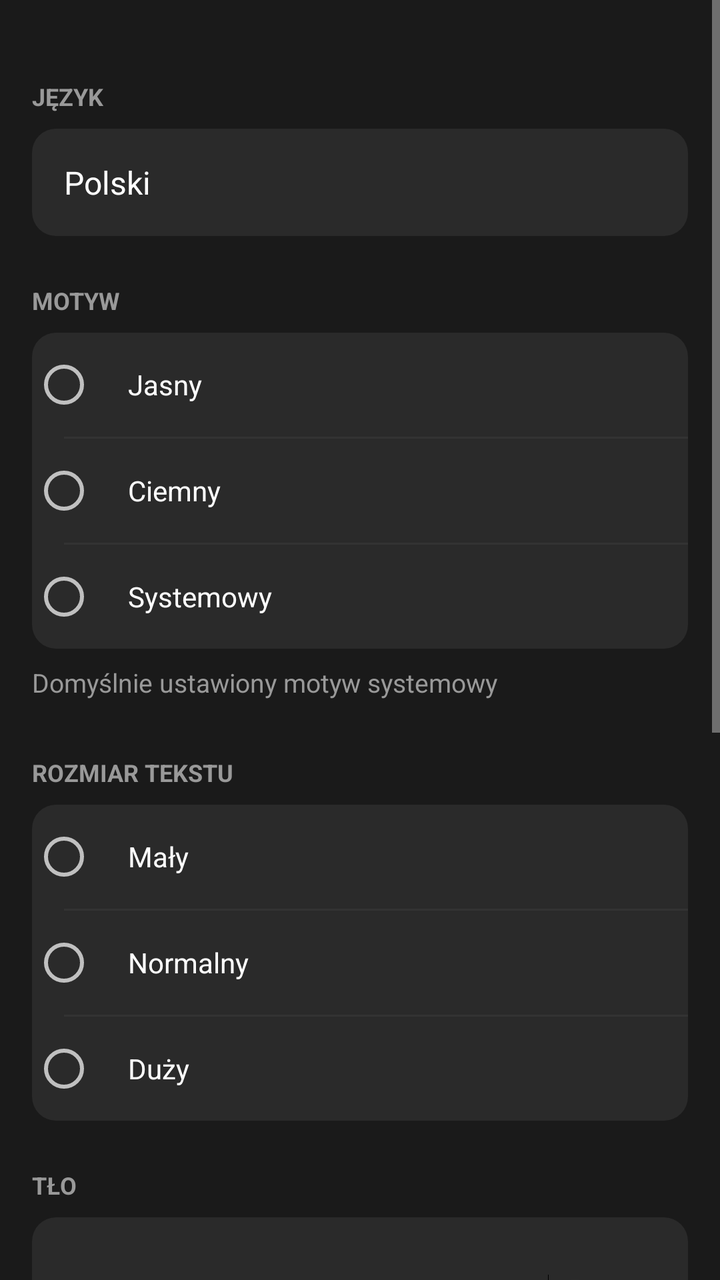
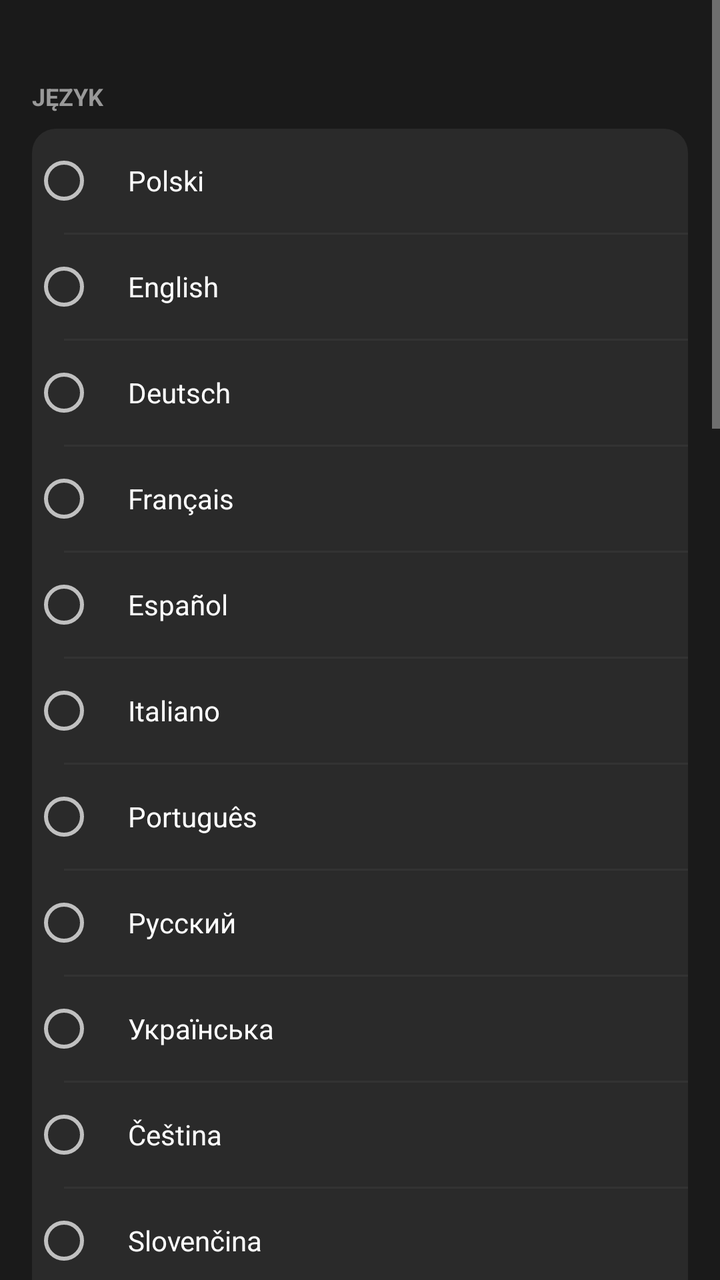

Before-and-after screenshots of an Android layout around one commit, followed by the original layout XML and the change that was made.
<!-- AndroidManifest.xml: application theme Theme.MarkaLista -->
<!-- res/layout/activity_settings.xml -->
<?xml version="1.0" encoding="utf-8"?>
<ScrollView xmlns:android="http://schemas.android.com/apk/res/android"
    android:layout_width="match_parent"
    android:layout_height="match_parent"
    android:background="#1a1a1a">

    <LinearLayout
        android:layout_width="match_parent"
        android:layout_height="wrap_content"
        android:orientation="vertical"
        android:paddingTop="16dp"
        android:paddingBottom="32dp">

        
        <TextView
            android:layout_width="match_parent"
            android:layout_height="wrap_content"
            android:text="JĘZYK"
            android:textColor="#999999"
            android:textSize="12sp"
            android:textStyle="bold"
            android:paddingLeft="16dp"
            android:paddingRight="16dp"
            android:paddingTop="24dp"
            android:paddingBottom="8dp" />

        <FrameLayout
            android:layout_width="match_parent"
            android:layout_height="wrap_content"
            android:layout_marginLeft="16dp"
            android:layout_marginRight="16dp"
            android:background="@drawable/card_background"
            android:padding="16dp">
            <TextView
                android:layout_width="match_parent"
                android:layout_height="wrap_content"
                android:text="Polski"
                android:textColor="#FFFFFF"
                android:textSize="16sp" />
        </FrameLayout>

        
        <TextView
            android:layout_width="match_parent"
            android:layout_height="wrap_content"
            android:text="MOTYW"
            android:textColor="#999999"
            android:textSize="12sp"
            android:textStyle="bold"
            android:paddingLeft="16dp"
            android:paddingRight="16dp"
            android:paddingTop="24dp"
            android:paddingBottom="8dp" />

        <LinearLayout
            android:layout_width="match_parent"
            android:layout_height="wrap_content"
            android:layout_marginLeft="16dp"
            android:layout_marginRight="16dp"
            android:orientation="vertical"
            android:background="@drawable/card_background">

            <RadioGroup
                android:id="@+id/themeGroup"
                android:layout_width="match_parent"
                android:layout_height="wrap_content"
                android:orientation="vertical">

                <RadioButton
                    android:id="@+id/themeLight"
                    android:layout_width="match_parent"
                    android:layout_height="52dp"
                    android:text="Jasny"
                    android:textColor="#FFFFFF"
                    android:gravity="center_vertical"
                    android:paddingLeft="16dp"
                    android:paddingRight="16dp" />

                <View
                    android:layout_width="match_parent"
                    android:layout_height="1dp"
                    android:layout_marginLeft="16dp"
                    android:background="#333333" />

                <RadioButton
                    android:id="@+id/themeDark"
                    android:layout_width="match_parent"
                    android:layout_height="52dp"
                    android:text="Ciemny"
                    android:textColor="#FFFFFF"
                    android:gravity="center_vertical"
                    android:paddingLeft="16dp"
                    android:paddingRight="16dp" />

                <View
                    android:layout_width="match_parent"
                    android:layout_height="1dp"
                    android:layout_marginLeft="16dp"
                    android:background="#333333" />

                <RadioButton
                    android:id="@+id/themeSystem"
                    android:layout_width="match_parent"
                    android:layout_height="52dp"
                    android:text="Systemowy"
                    android:textColor="#FFFFFF"
                    android:gravity="center_vertical"
                    android:paddingLeft="16dp"
                    android:paddingRight="16dp" />
            </RadioGroup>
        </LinearLayout>

        <TextView
            android:layout_width="match_parent"
            android:layout_height="wrap_content"
            android:text="Domyślnie ustawiony motyw systemowy"
            android:textColor="#999999"
            android:textSize="13sp"
            android:paddingLeft="16dp"
            android:paddingRight="16dp"
            android:paddingTop="8dp"
            android:layout_marginBottom="4dp" />

        
        <TextView
            android:layout_width="match_parent"
            android:layout_height="wrap_content"
            android:text="ROZMIAR TEKSTU"
            android:textColor="#999999"
            android:textSize="12sp"
            android:textStyle="bold"
            android:paddingLeft="16dp"
            android:paddingRight="16dp"
            android:paddingTop="24dp"
            android:paddingBottom="8dp" />

        <LinearLayout
            android:layout_width="match_parent"
            android:layout_height="wrap_content"
            android:layout_marginLeft="16dp"
            android:layout_marginRight="16dp"
            android:orientation="vertical"
            android:background="@drawable/card_background">

            <RadioGroup
                android:id="@+id/textSizeGroup"
                android:layout_width="match_parent"
                android:layout_height="wrap_content"
                android:orientation="vertical">

                <RadioButton
                    android:id="@+id/textSmall"
                    android:layout_width="match_parent"
                    android:layout_height="52dp"
                    android:text="Mały"
                    android:textColor="#FFFFFF"
                    android:gravity="center_vertical"
                    android:paddingLeft="16dp"
                    android:paddingRight="16dp" />

                <View
                    android:layout_width="match_parent"
                    android:layout_height="1dp"
                    android:layout_marginLeft="16dp"
                    android:background="#333333" />

                <RadioButton
                    android:id="@+id/textNormal"
                    android:layout_width="match_parent"
                    android:layout_height="52dp"
                    android:text="Normalny"
                    android:textColor="#FFFFFF"
                    android:gravity="center_vertical"
                    android:paddingLeft="16dp"
                    android:paddingRight="16dp" />

                <View
                    android:layout_width="match_parent"
                    android:layout_height="1dp"
                    android:layout_marginLeft="16dp"
                    android:background="#333333" />

                <RadioButton
                    android:id="@+id/textLarge"
                    android:layout_width="match_parent"
                    android:layout_height="52dp"
                    android:text="Duży"
                    android:textColor="#FFFFFF"
                    android:gravity="center_vertical"
                    android:paddingLeft="16dp"
                    android:paddingRight="16dp" />
            </RadioGroup>
        </LinearLayout>

        
        <TextView
            android:layout_width="match_parent"
            android:layout_height="wrap_content"
            android:text="TŁO"
            android:textColor="#999999"
            android:textSize="12sp"
            android:textStyle="bold"
            android:paddingLeft="16dp"
            android:paddingRight="16dp"
            android:paddingTop="24dp"
            android:paddingBottom="8dp" />

        <LinearLayout
            android:layout_width="match_parent"
            android:layout_height="wrap_content"
            android:layout_marginLeft="16dp"
            android:layout_marginRight="16dp"
            android:orientation="vertical"
            android:background="@drawable/card_background"
            android:padding="16dp">

            <LinearLayout
                android:layout_width="match_parent"
                android:layout_height="52dp"
                android:orientation="horizontal"
                android:gravity="center_vertical">

                <TextView
                    android:layout_width="0dp"
                    android:layout_height="wrap_content"
                    android:layout_weight="1"
                    android:text="Tapeta"
                    android:textColor="#FFFFFF"
                    android:textSize="16sp" />

                <Switch
                    android:id="@+id/wallpaperSwitch"
                    android:layout_width="wrap_content"
                    android:layout_height="wrap_content" />
            </LinearLayout>
        </LinearLayout>

        
        <TextView
            android:layout_width="match_parent"
            android:layout_height="wrap_content"
            android:text="LISTA"
            android:textColor="#999999"
            android:textSize="12sp"
            android:textStyle="bold"
            android:paddingLeft="16dp"
            android:paddingRight="16dp"
            android:paddingTop="24dp"
            android:paddingBottom="8dp" />

        <LinearLayout
            android:layout_width="match_parent"
            android:layout_height="wrap_content"
            android:layout_marginLeft="16dp"
            android:layout_marginRight="16dp"
            android:orientation="vertical"
            android:background="@drawable/card_background">

            <LinearLayout
                android:layout_width="match_parent"
                android:layout_height="52dp"
                android:orientation="horizontal"
                android:gravity="center_vertical"
                android:paddingLeft="16dp"
                android:paddingRight="16dp">

                <TextView
                    android:layout_width="0dp"
                    android:layout_height="wrap_content"
                    android:layout_weight="1"
                    android:text="Potwierdź czyszczenie"
                    android:textColor="#FFFFFF"
                    android:textSize="16sp" />

                <Switch
                    android:id="@+id/confirmClearSwitch"
                    android:layout_width="wrap_content"
                    android:layout_height="wrap_content" />
            </LinearLayout>

            <View
                android:layout_width="match_parent"
                android:layout_height="1dp"
                android:layout_marginLeft="16dp"
                android:background="#333333" />

            <LinearLayout
                android:layout_width="match_parent"
                android:layout_height="52dp"
                android:orientation="horizontal"
                android:gravity="center_vertical"
                android:paddingLeft="16dp"
                android:paddingRight="16dp">

                <TextView
                    android:layout_width="0dp"
                    android:layout_height="wrap_content"
                    android:layout_weight="1"
                    android:text="Potwierdź usuwanie"
                    android:textColor="#FFFFFF"
                    android:textSize="16sp" />

                <Switch
                    android:id="@+id/confirmDeleteSwitch"
                    android:layout_width="wrap_content"
                    android:layout_height="wrap_content" />
            </LinearLayout>

            <View
                android:layout_width="match_parent"
                android:layout_height="1dp"
                android:layout_marginLeft="16dp"
                android:background="#333333" />

            <LinearLayout
                android:layout_width="match_parent"
                android:layout_height="52dp"
                android:orientation="horizontal"
                android:gravity="center_vertical"
                android:paddingLeft="16dp"
                android:paddingRight="16dp">

                <TextView
                    android:layout_width="0dp"
                    android:layout_height="wrap_content"
                    android:layout_weight="1"
                    android:text="Włącz ekran"
                    android:textColor="#FFFFFF"
                    android:textSize="16sp" />

                <Switch
                    android:id="@+id/keepScreenOnSwitch"
                    android:layout_width="wrap_content"
                    android:layout_height="wrap_content" />
            </LinearLayout>
        </LinearLayout>

        
        <TextView
            android:layout_width="match_parent"
            android:layout_height="wrap_content"
            android:text="O APLIKACJI"
            android:textColor="#999999"
            android:textSize="12sp"
            android:textStyle="bold"
            android:paddingLeft="16dp"
            android:paddingRight="16dp"
            android:paddingTop="24dp"
            android:paddingBottom="8dp" />

        <LinearLayout
            android:layout_width="match_parent"
            android:layout_height="wrap_content"
            android:layout_marginLeft="16dp"
            android:layout_marginRight="16dp"
            android:orientation="vertical"
            android:background="@drawable/card_background"
            android:padding="16dp">

            <LinearLayout
                android:layout_width="match_parent"
                android:layout_height="wrap_content"
                android:orientation="vertical"
                android:gravity="center_horizontal">

                <TextView
                    android:layout_width="wrap_content"
                    android:layout_height="wrap_content"
                    android:text="MarkaLista"
                    android:textColor="#FFFFFF"
                    android:textSize="22sp"
                    android:textStyle="bold"
                    android:layout_marginBottom="4dp" />

                <TextView
                    android:layout_width="wrap_content"
                    android:layout_height="wrap_content"
                    android:text="Shopping List"
                    android:textColor="#999999"
                    android:textSize="14sp" />
            </LinearLayout>

            <View
                android:layout_width="match_parent"
                android:layout_height="1dp"
                android:layout_marginTop="16dp"
                android:layout_marginBottom="16dp"
                android:background="#333333" />

            <LinearLayout
                android:layout_width="match_parent"
                android:layout_height="wrap_content"
                android:orientation="horizontal">

                <TextView
                    android:layout_width="0dp"
                    android:layout_height="wrap_content"
                    android:layout_weight="1"
                    android:text="Wersja"
                    android:textColor="#FFFFFF"
                    android:textSize="16sp" />

                <TextView
                    android:layout_width="wrap_content"
                    android:layout_height="wrap_content"
                    android:text="0.1-beta"
                    android:textColor="#999999"
                    android:textSize="16sp" />
            </LinearLayout>
        </LinearLayout>

    </LinearLayout>
</ScrollView>
<!-- resources referenced by this layout -->
<resources>
  <!-- drawable card_background (drawable) -->
  <?xml version="1.0" encoding="utf-8"?>
  <shape xmlns:android="http://schemas.android.com/apk/res/android"
      android:shape="rectangle">
      <solid android:color="#2a2a2a" />
      <corners android:radius="12dp" />
  </shape>
  <style name="Theme.MarkaLista" parent="Theme.AppCompat.NoActionBar">
          <item name="colorPrimary">@color/black</item>
          <item name="colorPrimaryDark">@color/black</item>
          <item name="colorAccent">@color/red</item>
      </style>
  <color name="black">#1a1a1a</color>
  <color name="red">#FF0000</color>
</resources>

<!-- the commit's change to res/layout/activity_settings.xml (unified diff, before → after) -->
@@ -24,20 +24,271 @@
             android:paddingTop="24dp"
             android:paddingBottom="8dp" />
 
-        <FrameLayout
+        <LinearLayout
             android:layout_width="match_parent"
             android:layout_height="wrap_content"
             android:layout_marginLeft="16dp"
             android:layout_marginRight="16dp"
-            android:background="@drawable/card_background"
-            android:padding="16dp">
-            <TextView
+            android:orientation="vertical"
+            android:background="@drawable/card_background">
+
+            <RadioGroup
+                android:id="@+id/languageGroup"
                 android:layout_width="match_parent"
                 android:layout_height="wrap_content"
-                android:text="Polski"
-                android:textColor="#FFFFFF"
-                android:textSize="16sp" />
-        </FrameLayout>
+                android:orientation="vertical">
+
+                <RadioButton
+                    android:id="@+id/langPolish"
+                    android:layout_width="match_parent"
+                    android:layout_height="52dp"
+                    android:text="Polski"
+                    android:textColor="#FFFFFF"
+                    android:gravity="center_vertical"
+                    android:paddingLeft="16dp"
+                    android:paddingRight="16dp" />
+
+                <View
+                    android:layout_width="match_parent"
+                    android:layout_height="1dp"
+                    android:layout_marginLeft="16dp"
+                    android:background="#333333" />
+
+                <RadioButton
+                    android:id="@+id/langEnglish"
+                    android:layout_width="match_parent"
+                    android:layout_height="52dp"
+                    android:text="English"
+                    android:textColor="#FFFFFF"
+                    android:gravity="center_vertical"
+                    android:paddingLeft="16dp"
+                    android:paddingRight="16dp" />
+
+                <View
+                    android:layout_width="match_parent"
+                    android:layout_height="1dp"
+                    android:layout_marginLeft="16dp"
+                    android:background="#333333" />
+
+                <RadioButton
+                    android:id="@+id/langGerman"
+                    android:layout_width="match_parent"
+                    android:layout_height="52dp"
+                    android:text="Deutsch"
+                    android:textColor="#FFFFFF"
+                    android:gravity="center_vertical"
+                    android:paddingLeft="16dp"
+                    android:paddingRight="16dp" />
+
+                <View
+                    android:layout_width="match_parent"
+                    android:layout_height="1dp"
+                    android:layout_marginLeft="16dp"
+                    android:background="#333333" />
+
+                <RadioButton
+                    android:id="@+id/langFrench"
+                    android:layout_width="match_parent"
+                    android:layout_height="52dp"
+                    android:text="Français"
+                    android:textColor="#FFFFFF"
+                    android:gravity="center_vertical"
+                    android:paddingLeft="16dp"
+                    android:paddingRight="16dp" />
+
+                <View
+                    android:layout_width="match_parent"
+                    android:layout_height="1dp"
+                    android:layout_marginLeft="16dp"
+                    android:background="#333333" />
+
+                <RadioButton
+                    android:id="@+id/langSpanish"
+                    android:layout_width="match_parent"
+                    android:layout_height="52dp"
+                    android:text="Español"
+                    android:textColor="#FFFFFF"
+                    android:gravity="center_vertical"
+                    android:paddingLeft="16dp"
+                    android:paddingRight="16dp" />
+
+                <View
+                    android:layout_width="match_parent"
+                    android:layout_height="1dp"
+                    android:layout_marginLeft="16dp"
+                    android:background="#333333" />
+
+                <RadioButton
+                    android:id="@+id/langItalian"
+                    android:layout_width="match_parent"
+                    android:layout_height="52dp"
+                    android:text="Italiano"
+                    android:textColor="#FFFFFF"
+                    android:gravity="center_vertical"
+                    android:paddingLeft="16dp"
+                    android:paddingRight="16dp" />
+
+                <View
+                    android:layout_width="match_parent"
+                    android:layout_height="1dp"
+                    android:layout_marginLeft="16dp"
+                    android:background="#333333" />
+
+                <RadioButton
+                    android:id="@+id/langPortuguese"
+                    android:layout_width="match_parent"
+                    android:layout_height="52dp"
+                    android:text="Português"
+                    android:textColor="#FFFFFF"
+                    android:gravity="center_vertical"
+                    android:paddingLeft="16dp"
+                    android:paddingRight="16dp" />
+
+                <View
+                    android:layout_width="match_parent"
+                    android:layout_height="1dp"
+                    android:layout_marginLeft="16dp"
+                    android:background="#333333" />
+
+                <RadioButton
+                    android:id="@+id/langRussian"
+                    android:layout_width="match_parent"
+                    android:layout_height="52dp"
+                    android:text="Русский"
+                    android:textColor="#FFFFFF"
+                    android:gravity="center_vertical"
+                    android:paddingLeft="16dp"
+                    android:paddingRight="16dp" />
+
+                <View
+                    android:layout_width="match_parent"
+                    android:layout_height="1dp"
+                    android:layout_marginLeft="16dp"
+                    android:background="#333333" />
+
+                <RadioButton
+                    android:id="@+id/langUkrainian"
+                    android:layout_width="match_parent"
+                    android:layout_height="52dp"
+                    android:text="Українська"
+                    android:textColor="#FFFFFF"
+                    android:gravity="center_vertical"
+                    android:paddingLeft="16dp"
+                    android:paddingRight="16dp" />
+
+                <View
+                    android:layout_width="match_parent"
+                    android:layout_height="1dp"
+                    android:layout_marginLeft="16dp"
+                    android:background="#333333" />
+
+                <RadioButton
+                    android:id="@+id/langCzech"
+                    android:layout_width="match_parent"
+                    android:layout_height="52dp"
+                    android:text="Čeština"
+                    android:textColor="#FFFFFF"
+                    android:gravity="center_vertical"
+                    android:paddingLeft="16dp"
+                    android:paddingRight="16dp" />
+
+                <View
+                    android:layout_width="match_parent"
+                    android:layout_height="1dp"
+                    android:layout_marginLeft="16dp"
+                    android:background="#333333" />
+
+                <RadioButton
+                    android:id="@+id/langSlovak"
+                    android:layout_width="match_parent"
+                    android:layout_height="52dp"
+                    android:text="Slovenčina"
+                    android:textColor="#FFFFFF"
+                    android:gravity="center_vertical"
+                    android:paddingLeft="16dp"
+                    android:paddingRight="16dp" />
+
+                <View
+                    android:layout_width="match_parent"
+                    android:layout_height="1dp"
+                    android:layout_marginLeft="16dp"
+                    android:background="#333333" />
+
+                <RadioButton
+                    android:id="@+id/langHungarian"
+                    android:layout_width="match_parent"
+                    android:layout_height="52dp"
+                    android:text="Magyar"
+                    android:textColor="#FFFFFF"
+                    android:gravity="center_vertical"
+                    android:paddingLeft="16dp"
+                    android:paddingRight="16dp" />
+
+                <View
+                    android:layout_width="match_parent"
+                    android:layout_height="1dp"
+                    android:layout_marginLeft="16dp"
+                    android:background="#333333" />
+
+                <RadioButton
+                    android:id="@+id/langRomanian"
+                    android:layout_width="match_parent"
+                    android:layout_height="52dp"
+                    android:text="Română"
+                    android:textColor="#FFFFFF"
+                    android:gravity="center_vertical"
+                    android:paddingLeft="16dp"
+                    android:paddingRight="16dp" />
+
+                <View
+                    android:layout_width="match_parent"
+                    android:layout_height="1dp"
+                    android:layout_marginLeft="16dp"
+                    android:background="#333333" />
+
+                <RadioButton
+                    android:id="@+id/langTurkish"
+                    android:layout_width="match_parent"
+                    android:layout_height="52dp"
+                    android:text="Türkçe"
+                    android:textColor="#FFFFFF"
+                    android:gravity="center_vertical"
+                    android:paddingLeft="16dp"
+                    android:paddingRight="16dp" />
+
+                <View
+                    android:layout_width="match_parent"
+                    android:layout_height="1dp"
+                    android:layout_marginLeft="16dp"
+                    android:background="#333333" />
+
+                <RadioButton
+                    android:id="@+id/langGreek"
+                    android:layout_width="match_parent"
+                    android:layout_height="52dp"
+                    android:text="Ελληνικά"
+                    android:textColor="#FFFFFF"
+                    android:gravity="center_vertical"
+                    android:paddingLeft="16dp"
+                    android:paddingRight="16dp" />
+
+                <View
+                    android:layout_width="match_parent"
+                    android:layout_height="1dp"
+                    android:layout_marginLeft="16dp"
+                    android:background="#333333" />
+
+                <RadioButton
+                    android:id="@+id/langJapanese"
+                    android:layout_width="match_parent"
+                    android:layout_height="52dp"
+                    android:text="日本語"
+                    android:textColor="#FFFFFF"
+                    android:gravity="center_vertical"
+                    android:paddingLeft="16dp"
+                    android:paddingRight="16dp" />
+            </RadioGroup>
+        </LinearLayout>
 
         
         <TextView
